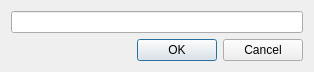
The window that ChatApp/project/ui/startDlg.ui (Creator-K999/ChatApp) describes before a commit, drawn with Qt 5.
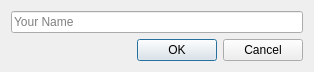
The same window after the commit.

What changed in the file:
```diff
--- a/ChatApp/project/ui/startDlg.ui
+++ b/ChatApp/project/ui/startDlg.ui
@@ -25,7 +25,11 @@
     </widget>
    </item>
    <item row="0" column="0">
-    <widget class="QLineEdit" name="nameLnEdt"/>
+    <widget class="QLineEdit" name="nameLnEdt">
+     <property name="placeholderText">
+      <string>Your Name</string>
+     </property>
+    </widget>
    </item>
   </layout>
  </widget>
```
